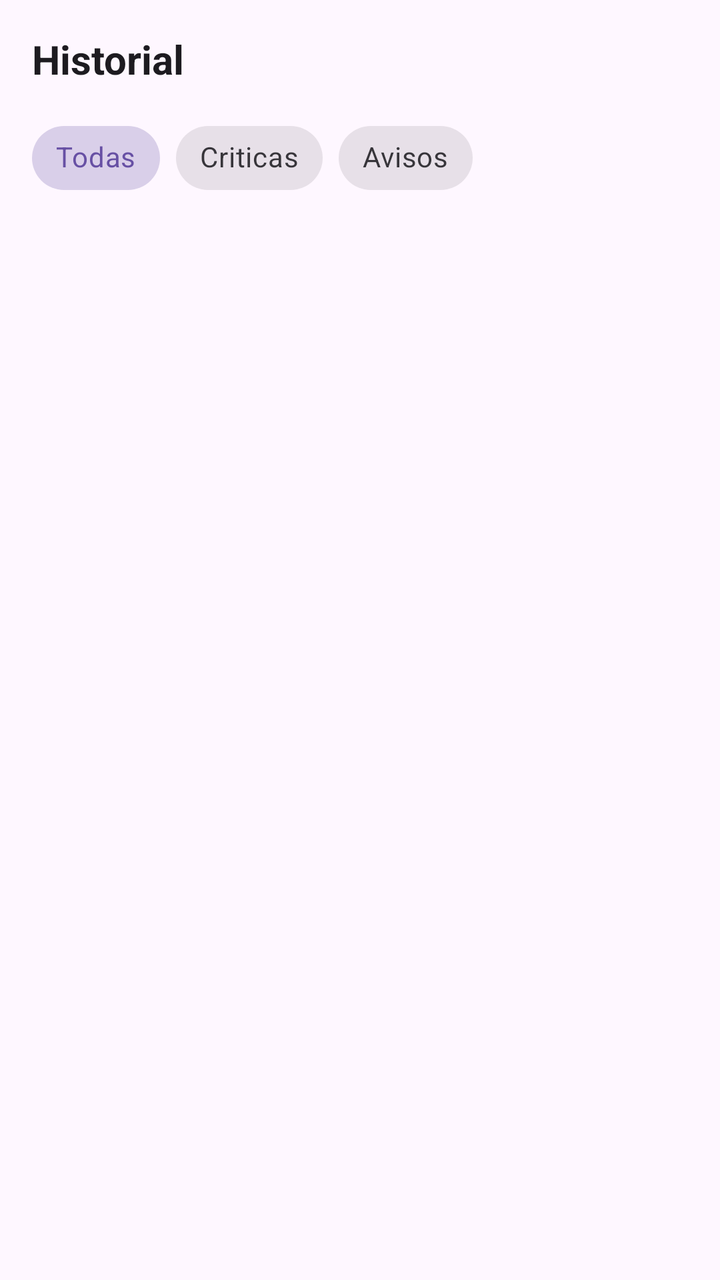
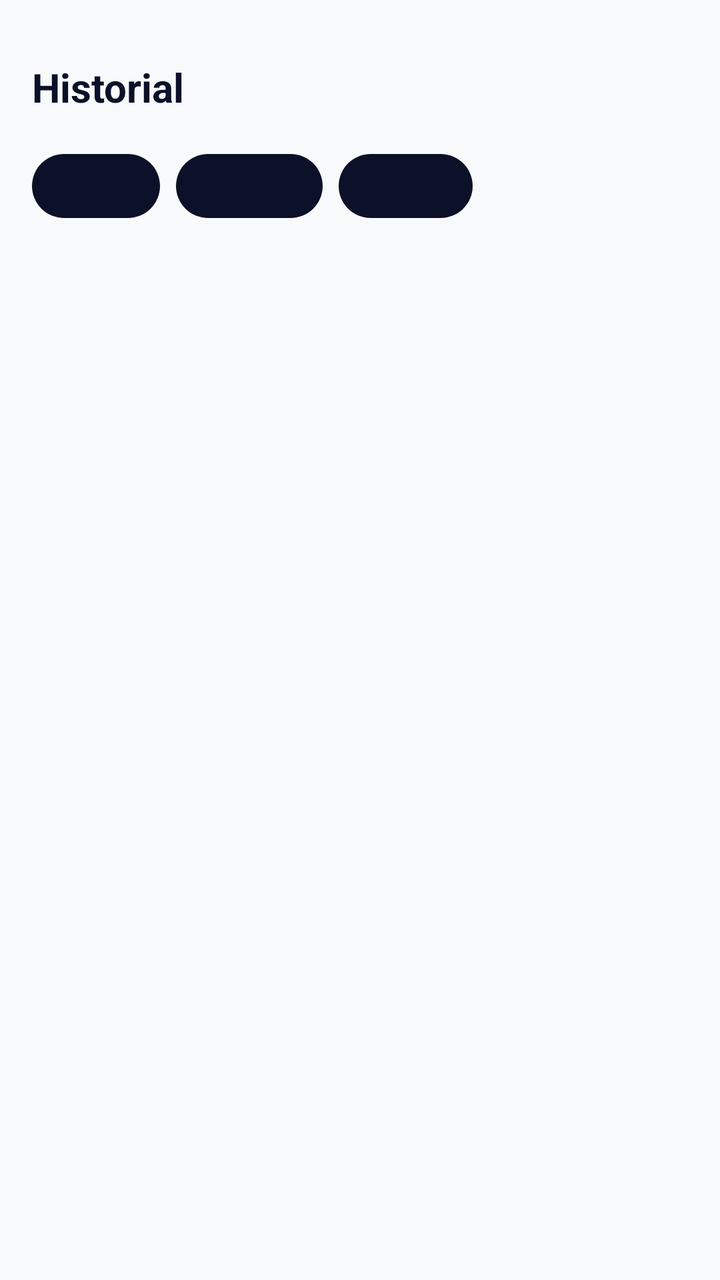

An Android layout rendered at two revisions. The XML below is the earlier revision; the diff shows what the commit changed to produce the second picture.
<!-- AndroidManifest.xml: application theme Theme.AlertBLO -->
<!-- res/layout/fragment_historial.xml -->
<?xml version="1.0" encoding="utf-8"?>
<LinearLayout xmlns:android="http://schemas.android.com/apk/res/android"
    android:orientation="vertical"
    android:layout_width="match_parent"
    android:layout_height="match_parent"
    android:padding="16dp" >

    <TextView
        android:id="@+id/historial"
        android:layout_width="match_parent"
        android:layout_height="wrap_content"
        android:text="@string/txt_historial_alertas"
        android:textSize="20sp"
        android:textStyle="bold"
        android:paddingBottom="12dp"
        android:textColor="?attr/colorOnSurface" />

    <com.google.android.material.chip.ChipGroup
        android:id="@+id/chipGroupFiltros"
        android:layout_width="match_parent"
        android:layout_height="wrap_content"
        android:paddingBottom="12dp" >

        <com.google.android.material.chip.Chip
            android:id="@+id/chipTodas"
            android:layout_width="wrap_content"
            android:layout_height="wrap_content"
            android:text="@string/txt_todas"
            android:checked="true"
            style="@style/Widget.MaterialComponents.Chip.Choice" />

        <com.google.android.material.chip.Chip
            android:id="@+id/chipAlertaCritica"
            android:layout_width="wrap_content"
            android:layout_height="wrap_content"
            android:text="@string/txt_critica"
            style="@style/Widget.MaterialComponents.Chip.Choice" />

        <com.google.android.material.chip.Chip
            android:id="@+id/chipAlertaNormal"
            android:layout_width="wrap_content"
            android:layout_height="wrap_content"
            android:text="@string/txt_aviso"
            style="@style/Widget.MaterialComponents.Chip.Choice" />

    </com.google.android.material.chip.ChipGroup>

    <FrameLayout
        android:id="@+id/contenedor_lista_historial"
        android:layout_width="match_parent"
        android:layout_height="0dp"
        android:layout_weight="1" />

</LinearLayout>
<!-- resources referenced by this layout -->
<resources>
  <string name="txt_aviso">Avisos</string>
  <string name="txt_critica">Criticas</string>
  <string name="txt_historial_alertas">Historial</string>
  <string name="txt_todas">Todas</string>
  <style name="Theme.AlertBLO" parent="Base.Theme.AlertBLO" />
  <style name="Base.Theme.AlertBLO" parent="Theme.Material3.DayNight.NoActionBar">
          
          
      </style>
</resources>

<!-- the commit's change to res/layout/fragment_historial.xml (unified diff, before → after) -->
@@ -1,9 +1,11 @@
 <?xml version="1.0" encoding="utf-8"?>
 <LinearLayout xmlns:android="http://schemas.android.com/apk/res/android"
+    xmlns:app="http://schemas.android.com/apk/res-auto"
     android:orientation="vertical"
     android:layout_width="match_parent"
     android:layout_height="match_parent"
-    android:padding="16dp" >
+    android:padding="16dp"
+    android:background="@color/fondo">
 
     <TextView
         android:id="@+id/historial"
@@ -13,7 +15,8 @@
         android:textSize="20sp"
         android:textStyle="bold"
         android:paddingBottom="12dp"
-        android:textColor="?attr/colorOnSurface" />
+        android:paddingTop="14dp"
+        android:textColor="@color/texto_principal" />
 
     <com.google.android.material.chip.ChipGroup
         android:id="@+id/chipGroupFiltros"
@@ -26,22 +29,30 @@
             android:layout_width="wrap_content"
             android:layout_height="wrap_content"
             android:text="@string/txt_todas"
-            android:checked="true"
-            style="@style/Widget.MaterialComponents.Chip.Choice" />
+            android:textColor="@color/chip_texto_selector"
+            style="@style/Widget.MaterialComponents.Chip.Choice"
+            app:chipIconTint="@color/chip_selector"
+            app:chipBackgroundColor="@color/chip_texto_selector" />
 
         <com.google.android.material.chip.Chip
             android:id="@+id/chipAlertaCritica"
             android:layout_width="wrap_content"
             android:layout_height="wrap_content"
             android:text="@string/txt_critica"
-            style="@style/Widget.MaterialComponents.Chip.Choice" />
+            android:textColor="@color/chip_texto_selector"
+            style="@style/Widget.MaterialComponents.Chip.Choice"
+            app:chipIconTint="@color/chip_selector"
+            app:chipBackgroundColor="@color/chip_texto_selector" />
 
         <com.google.android.material.chip.Chip
             android:id="@+id/chipAlertaNormal"
             android:layout_width="wrap_content"
             android:layout_height="wrap_content"
             android:text="@string/txt_aviso"
-            style="@style/Widget.MaterialComponents.Chip.Choice" />
+            android:textColor="@color/chip_texto_selector"
+            style="@style/Widget.MaterialComponents.Chip.Choice"
+            app:chipIconTint="@color/chip_selector"
+            app:chipBackgroundColor="@color/chip_texto_selector" />
 
     </com.google.android.material.chip.ChipGroup>
 
<!-- resource entries referenced after the edit -->
@@ -1,5 +1,7 @@
 <!-- resources referenced by this layout -->
 <resources>
+  <color name="fondo">#F8F9FA</color>
+  <color name="texto_principal">#0A1128</color>
   <string name="txt_aviso">Avisos</string>
   <string name="txt_critica">Criticas</string>
   <string name="txt_historial_alertas">Historial</string>
